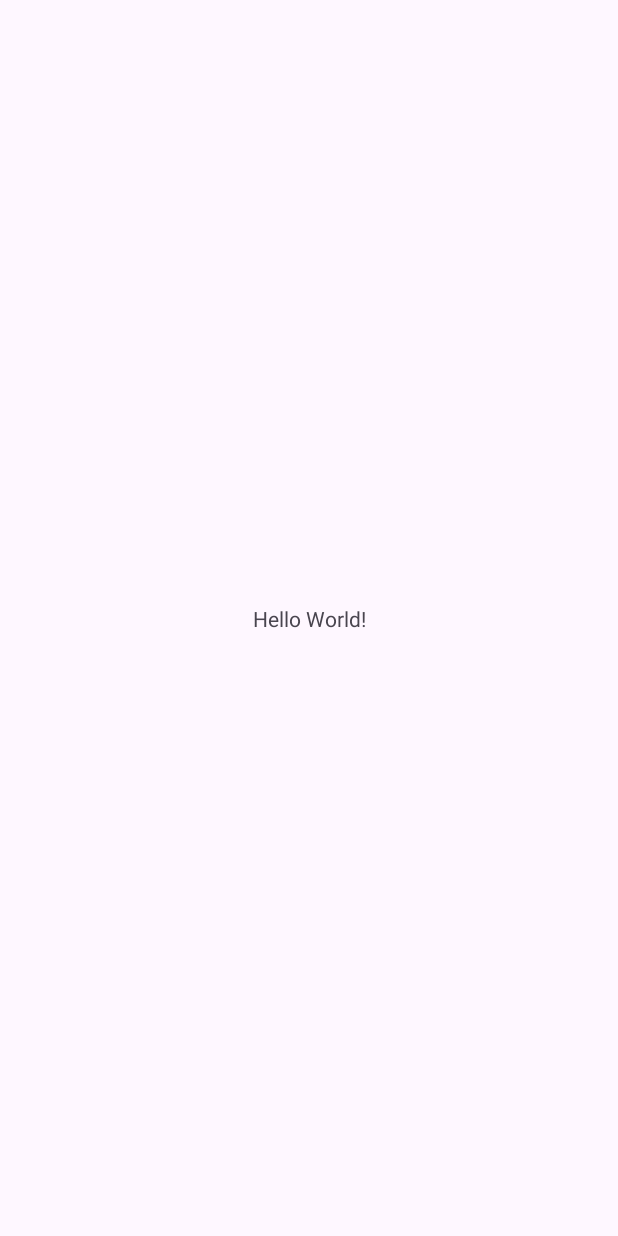
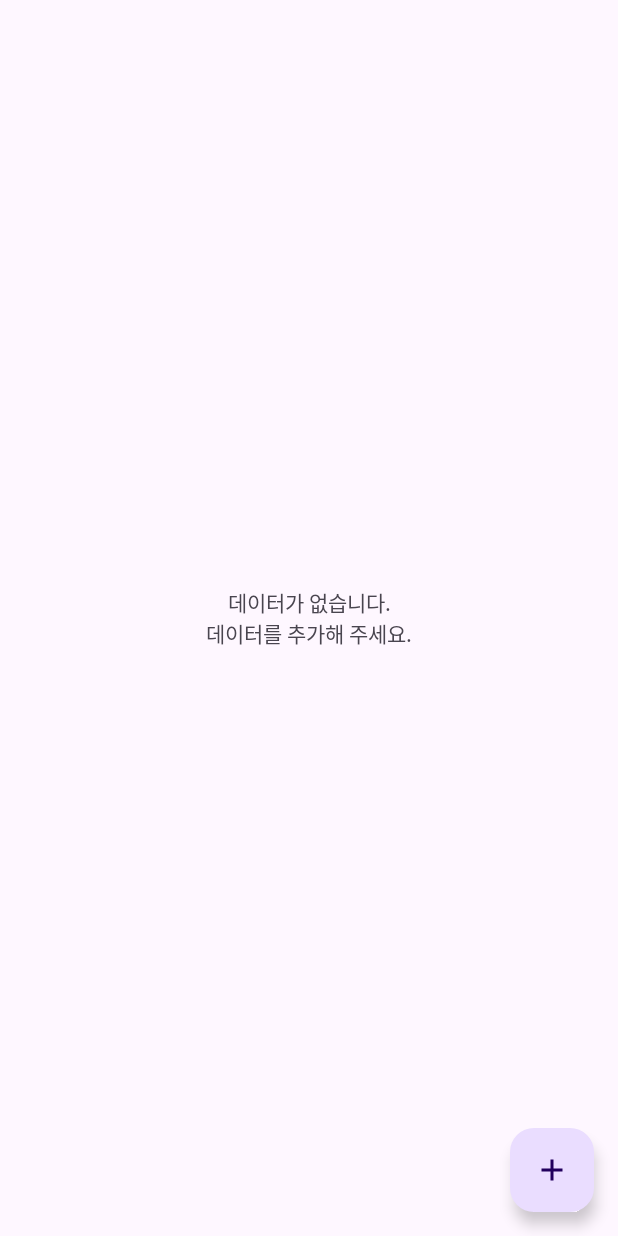
Before and after one commit to FastCampus-AOS/part3_chapter7, an Android app: the screen it shows after launch (MainActivity), on a phone screen of 412 x 824 dp. Before the commit the screen is almost empty. Run offline under Robolectric (Android 15) with nearby library versions, the phone set to English and light mode, and no system bars; our stand-ins replace Dagger/Hilt's generated code, data binding.

Commit message:
화면 구성하기 1

```diff
--- a/app/build.gradle.kts
+++ b/app/build.gradle.kts
@@ -1,6 +1,8 @@
 plugins {
     alias(libs.plugins.android.application)
     alias(libs.plugins.kotlin.android)
+    alias(libs.plugins.dagger.hilt.android)
+    alias(libs.plugins.kpat)
 }
 
 android {
@@ -43,9 +45,18 @@ dependencies {
     implementation(libs.androidx.core.ktx)
     implementation(libs.androidx.appcompat)
     implementation(libs.material)
-    implementation(libs.androidx.activity)
+    implementation(libs.androidx.activity.ktx)
     implementation(libs.androidx.constraintlayout)
+
+    implementation(libs.dagger.hilt)
+    kapt(libs.dagger.hilt.compiler)
+    implementation(libs.coroutine)
+
     testImplementation(libs.junit)
     androidTestImplementation(libs.androidx.junit)
     androidTestImplementation(libs.androidx.espresso.core)
 }
+
+kapt {
+    correctErrorTypes = true
+}
--- a/app/src/main/AndroidManifest.xml
+++ b/app/src/main/AndroidManifest.xml
@@ -3,6 +3,7 @@
     xmlns:tools="http://schemas.android.com/tools">
 
     <application
+        android:name=".HiltApplication"
         android:allowBackup="true"
         android:dataExtractionRules="@xml/data_extraction_rules"
         android:fullBackupContent="@xml/backup_rules"
--- a/app/src/main/java/fastcampus/aos/part3/part3_chapter7/MainActivity.kt
+++ b/app/src/main/java/fastcampus/aos/part3/part3_chapter7/MainActivity.kt
@@ -5,16 +5,21 @@ import androidx.activity.enableEdgeToEdge
 import androidx.appcompat.app.AppCompatActivity
 import androidx.core.view.ViewCompat
 import androidx.core.view.WindowInsetsCompat
+import fastcampus.aos.part3.part3_chapter7.databinding.ActivityMainBinding
 
 class MainActivity : AppCompatActivity() {
+
+    private lateinit var binding: ActivityMainBinding
+
     override fun onCreate(savedInstanceState: Bundle?) {
         super.onCreate(savedInstanceState)
-        enableEdgeToEdge()
-        setContentView(R.layout.activity_main)
-        ViewCompat.setOnApplyWindowInsetsListener(findViewById(R.id.main)) { v, insets ->
-            val systemBars = insets.getInsets(WindowInsetsCompat.Type.systemBars())
-            v.setPadding(systemBars.left, systemBars.top, systemBars.right, systemBars.bottom)
-            insets
+        binding = ActivityMainBinding.inflate(layoutInflater).apply {
+            setContentView(root)
+            view = this@MainActivity
         }
     }
+
+    fun onClickAdd() {
+
+    }
 }
--- /dev/null
+++ b/app/src/main/java/fastcampus/aos/part3/part3_chapter7/class HiltApplication.kt
@@ -0,0 +1,8 @@
+package fastcampus.aos.part3.part3_chapter7
+
+import android.app.Application
+import dagger.hilt.android.HiltAndroidApp
+
+@HiltAndroidApp
+class HiltApplication : Application() {
+}
--- /dev/null
+++ b/app/src/main/res/drawable/baseline_add_24.xml
@@ -0,0 +1,5 @@
+<vector xmlns:android="http://schemas.android.com/apk/res/android" android:height="24dp" android:tint="#FFFFFF" android:viewportHeight="24" android:viewportWidth="24" android:width="24dp">
+
+    <path android:fillColor="@android:color/white" android:pathData="M19,13h-6v6h-2v-6H5v-2h6V5h2v6h6v2z"/>
+
+</vector>
--- a/app/src/main/res/layout/activity_main.xml
+++ b/app/src/main/res/layout/activity_main.xml
@@ -1,19 +1,53 @@
 <?xml version="1.0" encoding="utf-8"?>
-<androidx.constraintlayout.widget.ConstraintLayout xmlns:android="http://schemas.android.com/apk/res/android"
+<layout xmlns:android="http://schemas.android.com/apk/res/android"
     xmlns:app="http://schemas.android.com/apk/res-auto"
-    xmlns:tools="http://schemas.android.com/tools"
+    xmlns:tools="http://schemas.android.com/tools">
+
+    <data>
+
+        <variable
+            name="view"
+            type="fastcampus.aos.part3.part3_chapter7.MainActivity" />
+    </data>
+
+    <androidx.constraintlayout.widget.ConstraintLayout
         android:id="@+id/main"
         android:layout_width="match_parent"
         android:layout_height="match_parent"
         tools:context=".MainActivity">
 
-    <TextView
+        <androidx.appcompat.widget.AppCompatTextView
+            android:id="@+id/emptyTextView"
             android:layout_width="wrap_content"
             android:layout_height="wrap_content"
-        android:text="Hello World!"
+            android:gravity="center"
+            android:text="데이터가 없습니다.\n데이터를 추가해 주세요."
             app:layout_constraintBottom_toBottomOf="parent"
             app:layout_constraintEnd_toEndOf="parent"
             app:layout_constraintStart_toStartOf="parent"
             app:layout_constraintTop_toTopOf="parent" />
 
+        <androidx.recyclerview.widget.RecyclerView
+            android:id="@+id/recyclerView"
+            android:layout_width="0dp"
+            android:layout_height="0dp"
+            android:orientation="vertical"
+            app:layoutManager="androidx.recyclerview.widget.LinearLayoutManager"
+            app:layout_constraintBottom_toBottomOf="parent"
+            app:layout_constraintEnd_toEndOf="parent"
+            app:layout_constraintStart_toStartOf="parent"
+            app:layout_constraintTop_toTopOf="parent" />
+
+        <com.google.android.material.floatingactionbutton.FloatingActionButton
+            android:id="@+id/floatingButton"
+            android:layout_width="wrap_content"
+            android:layout_height="wrap_content"
+            android:layout_margin="16dp"
+            android:onClick="@{() -> view.onClickAdd()}"
+            android:src="@drawable/baseline_add_24"
+            android:tint="@color/white"
+            app:layout_constraintBottom_toBottomOf="parent"
+            app:layout_constraintEnd_toEndOf="parent" />
+
     </androidx.constraintlayout.widget.ConstraintLayout>
+</layout>
--- a/build.gradle.kts
+++ b/build.gradle.kts
@@ -2,4 +2,5 @@
 plugins {
     alias(libs.plugins.android.application) apply false
     alias(libs.plugins.kotlin.android) apply false
+    alias(libs.plugins.dagger.hilt.android) apply false
 }
--- a/gradle/libs.versions.toml
+++ b/gradle/libs.versions.toml
@@ -17,9 +17,15 @@ androidx-junit = { group = "androidx.test.ext", name = "junit", version.ref = "j
 androidx-espresso-core = { group = "androidx.test.espresso", name = "espresso-core", version.ref = "espressoCore" }
 androidx-appcompat = { group = "androidx.appcompat", name = "appcompat", version.ref = "appcompat" }
 material = { group = "com.google.android.material", name = "material", version.ref = "material" }
-androidx-activity = { group = "androidx.activity", name = "activity", version.ref = "activity" }
+androidx-activity-ktx = { group = "androidx.activity", name = "activity-ktx", version.ref = "activity" }
 androidx-constraintlayout = { group = "androidx.constraintlayout", name = "constraintlayout", version.ref = "constraintlayout" }
+
+dagger-hilt = { group = "com.google.dagger", name = "hilt-android", version = "2.44.2" }
+dagger-hilt-compiler = { group = "com.google.dagger", name = "hilt-compiler", version = "2.44.2" }
+coroutine = { group = "org.jetbrains.kotlinx", name = "kotlinx-coroutines-android", version = "1.6.4" }
 
 [plugins]
 android-application = { id = "com.android.application", version.ref = "agp" }
 kotlin-android = { id = "org.jetbrains.kotlin.android", version.ref = "kotlin" }
+dagger-hilt-android = { id = "com.google.dagger.hilt.android", version = "2.44.2" }
+kpat = { id = "org.jetbrains.kotlin.kapt" }
```
Lines whose indentation alone changed are shown as unchanged.
